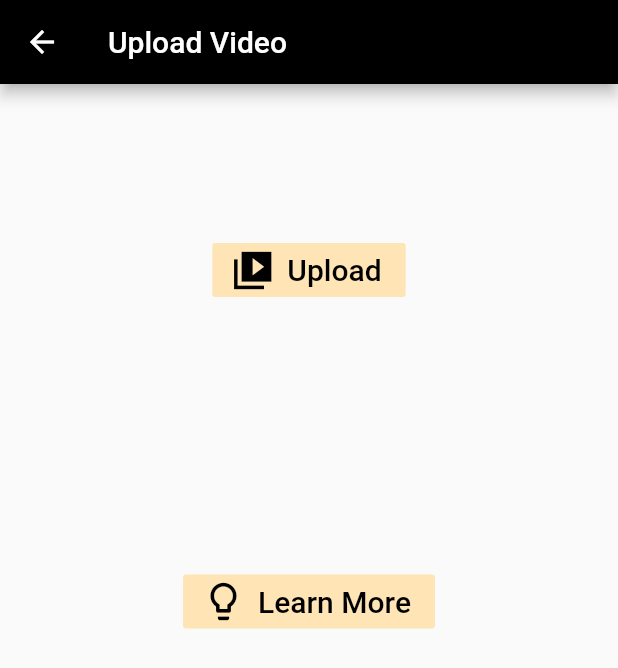
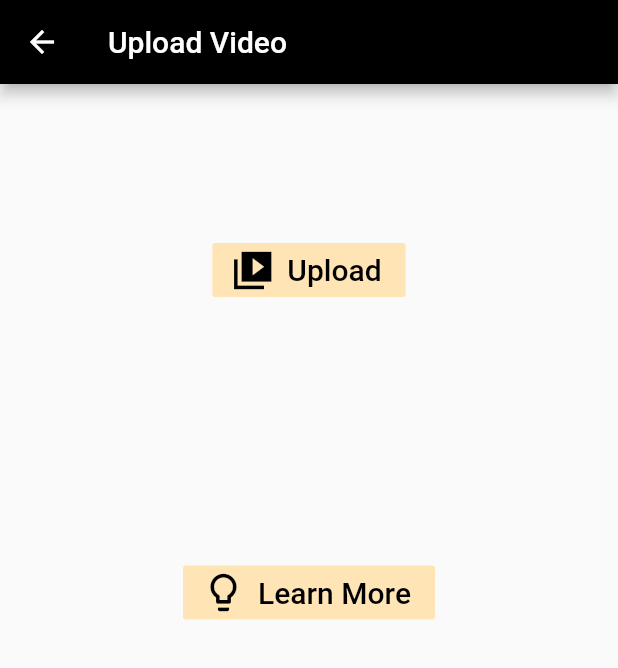
Before and after one commit to shahdhesham/Historia_app, a Flutter app: the Video screen opened by its route, on a phone screen of 412 x 824 dp. Shown: the top 668 px of the screen. Run offline on Flutter 3.47's test engine with Material 2 defaults, Android fonts, the phone set to English and light mode, and no system bars; our stand-ins replace camera, firebase_messaging, flutter_tts, image_picker, percent_indicator, settings_ui and 1 more; missing offline and left inert: export_video_frame, tflite; accounts and stored records are empty; project files that could hold a hidden picture were left out.

Commit message:
text style change

```diff
--- a/lib/functionalties/video.dart
+++ b/lib/functionalties/video.dart
@@ -190,7 +190,7 @@ class _VideoState extends State<Video> {
                           child: Text(
                             finalLabel,
                             style: TextStyle(
-                              fontFamily: 'Antens',
+                           //   fontFamily: 'Antens',
                               fontSize: 40,
                             ),
                             textAlign: TextAlign.left,
```
Also changed, not shown: lib/functionalties/scann.dart (+5 -5 lines).
